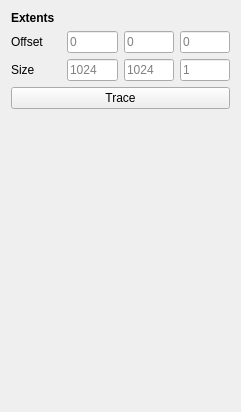
This is include/ui/plugins/tractography_toolbox.ui in VRGroupRWTH/pli_view as Qt 5 draws it before an edit. The edited form follows.
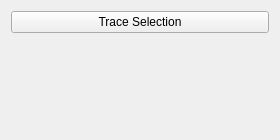
This is the edited form.

What changed in the file:
```diff
--- a/include/ui/plugins/tractography_toolbox.ui
+++ b/include/ui/plugins/tractography_toolbox.ui
@@ -6,166 +6,16 @@
    <rect>
     <x>0</x>
     <y>0</y>
-    <width>241</width>
-    <height>412</height>
+    <width>280</width>
+    <height>140</height>
    </rect>
   </property>
   <property name="windowTitle">
    <string>Tractography Toolbox</string>
   </property>
   <layout class="QGridLayout" name="gridLayout">
-   <item row="0" column="0">
-    <widget class="QLabel" name="label_subset">
-     <property name="sizePolicy">
-      <sizepolicy hsizetype="Expanding" vsizetype="Fixed">
-       <horstretch>1</horstretch>
-       <verstretch>0</verstretch>
-      </sizepolicy>
-     </property>
-     <property name="font">
-      <font>
-       <weight>75</weight>
-       <bold>true</bold>
-      </font>
-     </property>
-     <property name="text">
-      <string>Extents</string>
-     </property>
-     <property name="alignment">
-      <set>Qt::AlignLeading|Qt::AlignLeft|Qt::AlignTop</set>
-     </property>
-    </widget>
-   </item>
-   <item row="1" column="0">
-    <widget class="QLabel" name="label_offset">
-     <property name="text">
-      <string>Offset</string>
-     </property>
-    </widget>
-   </item>
-   <item row="1" column="1">
-    <widget class="QLineEdit" name="line_edit_offset_x">
-     <property name="sizePolicy">
-      <sizepolicy hsizetype="Expanding" vsizetype="Fixed">
-       <horstretch>1</horstretch>
-       <verstretch>0</verstretch>
-      </sizepolicy>
-     </property>
-     <property name="text">
-      <string/>
-     </property>
-     <property name="alignment">
-      <set>Qt::AlignLeading|Qt::AlignLeft|Qt::AlignVCenter</set>
-     </property>
-     <property name="placeholderText">
-      <string>0</string>
-     </property>
-    </widget>
-   </item>
-   <item row="1" column="2">
-    <widget class="QLineEdit" name="line_edit_offset_y">
-     <property name="sizePolicy">
-      <sizepolicy hsizetype="Expanding" vsizetype="Fixed">
-       <horstretch>1</horstretch>
-       <verstretch>0</verstretch>
-      </sizepolicy>
-     </property>
-     <property name="text">
-      <string/>
-     </property>
-     <property name="alignment">
-      <set>Qt::AlignLeading|Qt::AlignLeft|Qt::AlignVCenter</set>
-     </property>
-     <property name="placeholderText">
-      <string>0</string>
-     </property>
-    </widget>
-   </item>
-   <item row="1" column="3">
-    <widget class="QLineEdit" name="line_edit_offset_z">
-     <property name="sizePolicy">
-      <sizepolicy hsizetype="Expanding" vsizetype="Fixed">
-       <horstretch>1</horstretch>
-       <verstretch>0</verstretch>
-      </sizepolicy>
-     </property>
-     <property name="text">
-      <string/>
-     </property>
-     <property name="alignment">
-      <set>Qt::AlignLeading|Qt::AlignLeft|Qt::AlignVCenter</set>
-     </property>
-     <property name="placeholderText">
-      <string>0</string>
-     </property>
-    </widget>
-   </item>
-   <item row="2" column="0">
-    <widget class="QLabel" name="label_size">
-     <property name="text">
-      <string>Size</string>
-     </property>
-    </widget>
-   </item>
-   <item row="2" column="1">
-    <widget class="QLineEdit" name="line_edit_size_x">
-     <property name="sizePolicy">
-      <sizepolicy hsizetype="Expanding" vsizetype="Fixed">
-       <horstretch>1</horstretch>
-       <verstretch>0</verstretch>
-      </sizepolicy>
-     </property>
-     <property name="text">
-      <string/>
-     </property>
-     <property name="alignment">
-      <set>Qt::AlignLeading|Qt::AlignLeft|Qt::AlignVCenter</set>
-     </property>
-     <property name="placeholderText">
-      <string>1024</string>
-     </property>
-    </widget>
-   </item>
-   <item row="2" column="2">
-    <widget class="QLineEdit" name="line_edit_size_y">
-     <property name="sizePolicy">
-      <sizepolicy hsizetype="Expanding" vsizetype="Fixed">
-       <horstretch>1</horstretch>
-       <verstretch>0</verstretch>
-      </sizepolicy>
-     </property>
-     <property name="text">
-      <string/>
-     </property>
-     <property name="alignment">
-      <set>Qt::AlignLeading|Qt::AlignLeft|Qt::AlignVCenter</set>
-     </property>
-     <property name="placeholderText">
-      <string>1024</string>
-     </property>
-    </widget>
-   </item>
-   <item row="2" column="3">
-    <widget class="QLineEdit" name="line_edit_size_z">
-     <property name="sizePolicy">
-      <sizepolicy hsizetype="Expanding" vsizetype="Fixed">
-       <horstretch>1</horstretch>
-       <verstretch>0</verstretch>
-      </sizepolicy>
-     </property>
-     <property name="text">
-      <string/>
-     </property>
-     <property name="alignment">
-      <set>Qt::AlignLeading|Qt::AlignLeft|Qt::AlignVCenter</set>
-     </property>
-     <property name="placeholderText">
-      <string>1</string>
-     </property>
-    </widget>
-   </item>
-   <item row="3" column="0" colspan="4">
-    <widget class="QPushButton" name="button_trace">
+   <item row="0" column="0" colspan="2">
+    <widget class="QPushButton" name="button_trace_selection">
      <property name="enabled">
       <bool>true</bool>
      </property>
@@ -176,12 +26,12 @@
       </sizepolicy>
      </property>
      <property name="text">
-      <string>Trace</string>
+      <string>Trace Selection</string>
      </property>
     </widget>
    </item>
-   <item row="4" column="0">
-    <spacer name="verticalSpacer">
+   <item row="1" column="0" colspan="2">
+    <spacer name="spacer">
      <property name="orientation">
       <enum>Qt::Vertical</enum>
      </property>
```
